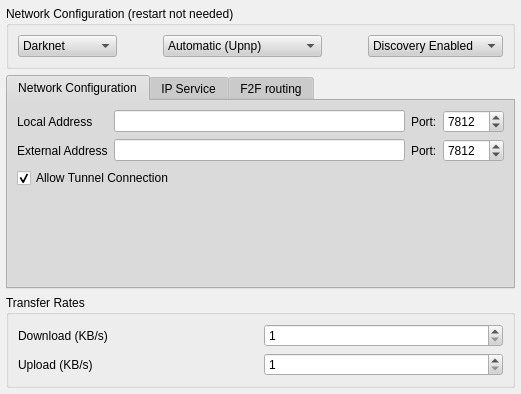
This is retroshare-gui/src/gui/settings/ServerPage.ui in RetroShare/RetroShare as Qt 5 draws it before an edit. The edited form follows.
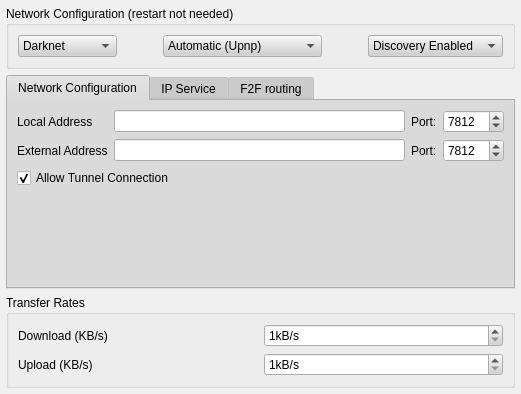
This is the edited form.

Commit message: set Download/Upload Speed values higher then before

Diff of the .ui file:
```diff
--- a/retroshare-gui/src/gui/settings/ServerPage.ui
+++ b/retroshare-gui/src/gui/settings/ServerPage.ui
@@ -6,7 +6,7 @@
    <rect>
     <x>0</x>
     <y>0</y>
-    <width>467</width>
+    <width>483</width>
     <height>394</height>
    </rect>
   </property>
@@ -625,11 +625,14 @@
         </item>
         <item>
          <widget class="QSpinBox" name="totalDownloadRate">
+          <property name="suffix">
+           <string>kB/s</string>
+          </property>
           <property name="minimum">
            <number>1</number>
           </property>
           <property name="maximum">
-           <number>12500</number>
+           <number>100000</number>
           </property>
           <property name="value">
            <number>1</number>
@@ -652,11 +655,17 @@
         </item>
         <item>
          <widget class="QSpinBox" name="totalUploadRate">
+          <property name="suffix">
+           <string>kB/s</string>
+          </property>
+          <property name="prefix">
+           <string/>
+          </property>
           <property name="minimum">
            <number>1</number>
           </property>
           <property name="maximum">
-           <number>12500</number>
+           <number>100000</number>
           </property>
           <property name="value">
            <number>1</number>
```
